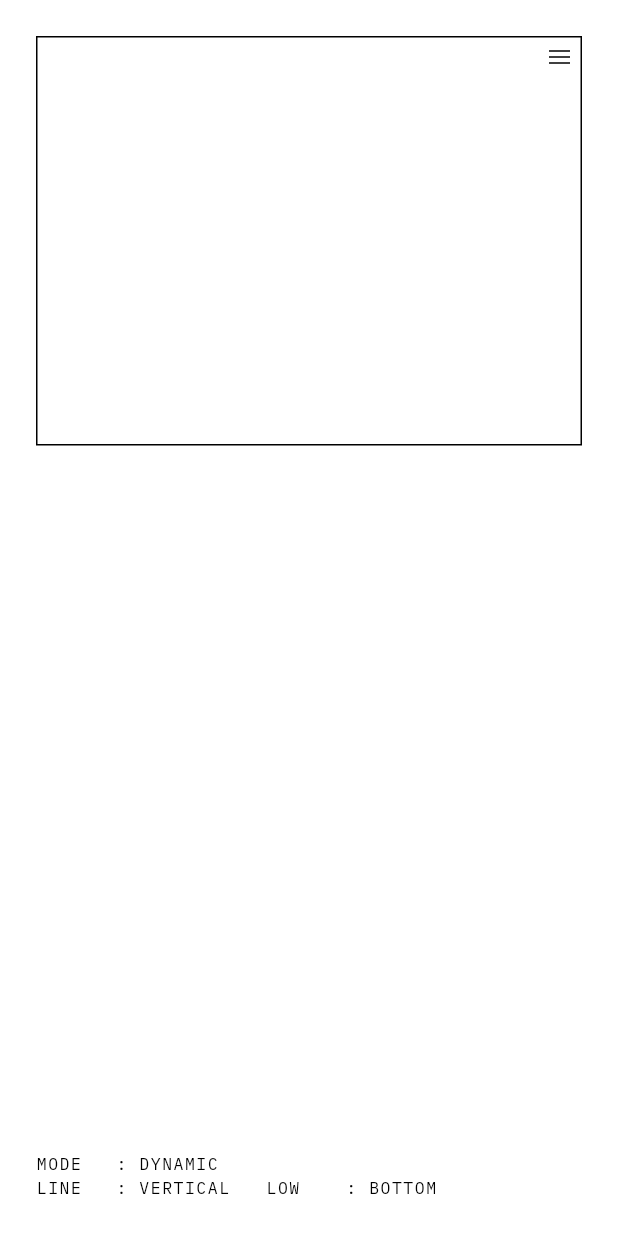
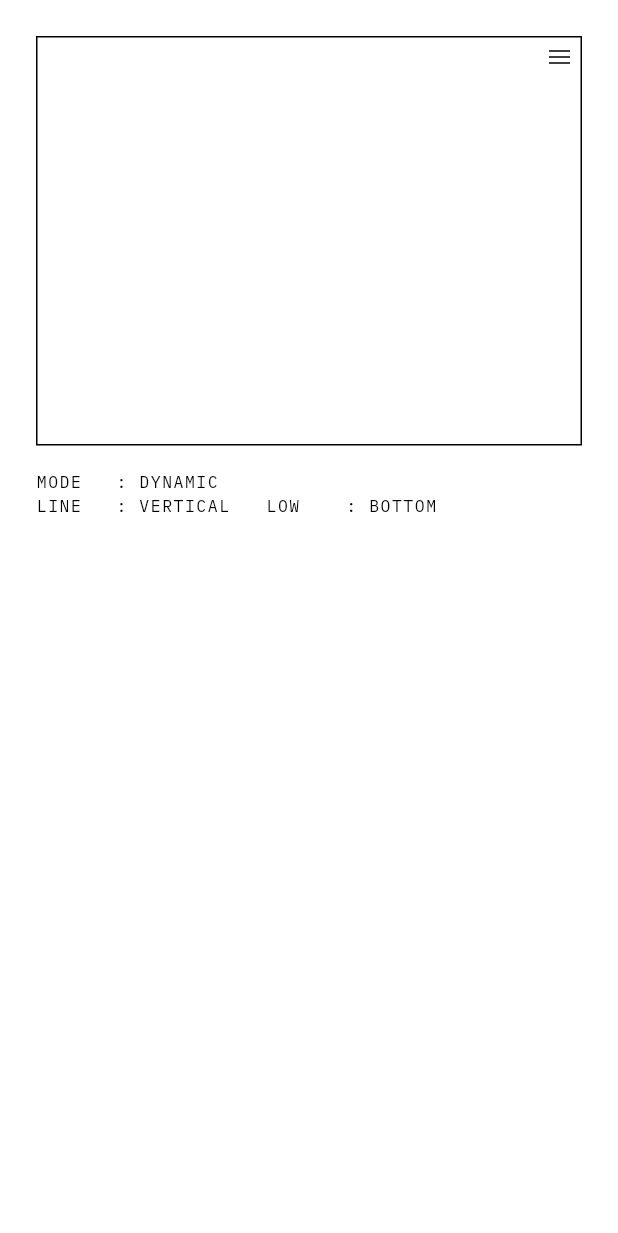
Before and after one commit to berlogabob/MotionDraw, a Flutter app: the screen it shows after launch, on a phone screen of 412 x 824 dp. Shown: the top 1233 px of the screen. Run offline on Flutter 3.47's test engine with Material 3 defaults, Android fonts, the phone set to English and light mode, and no system bars; our stand-ins replace camera, web; missing offline and left inert: camera_macos, dart:js_interop, flutter_soloud.

Commit message:
Caption sits directly under the frame on portrait screens
Co-Authored-By: Claude Fable 5.1 <noreply@anthropic.com>
Claude-Session: https://claude.ai/code/session_01SerDEdTD4axLDthjr77zCU

```diff
--- a/lib/canvas_screen.dart
+++ b/lib/canvas_screen.dart
@@ -126,7 +126,6 @@ class _CanvasScreenState extends State<CanvasScreen>
   final _lastIntensity = ValueNotifier<double>(0);
   ui.Image? _image;
   Geom? _geom;
-  double _frameLeft = 0; // caption lines up with the frame's left edge
   bool _settingsOpen = false;
   bool _busy = false;
   bool _decoding = false;
@@ -258,11 +257,6 @@ class _CanvasScreenState extends State<CanvasScreen>
           final dst = g == null
               ? Geom.fit(area, 4, 3)
               : Geom.fit(area, g.width, g.height);
-          if (dst.left != _frameLeft) {
-            // Layout-time value; the caption picks it up on the next build.
-            WidgetsBinding.instance.addPostFrameCallback(
-                (_) => mounted ? setState(() => _frameLeft = dst.left) : null);
-          }
           final picture = GestureDetector(
             behavior: HitTestBehavior.opaque,
             onPanUpdate: (d) {
@@ -289,8 +283,12 @@ class _CanvasScreenState extends State<CanvasScreen>
             ),
           );
           return Stack(
+            clipBehavior: Clip.none,
             children: [
               picture,
+              // Caption sits right under the frame, wherever the frame ends.
+              Positioned(
+                  left: dst.left, top: dst.bottom + 16, child: _caption()),
               if (_settingsOpen)
                 Positioned.fromRect(rect: dst, child: _settingsSheet()),
               // Hamburger: three ink lines, flush with the frame's top-right.
@@ -416,10 +414,9 @@ class _CanvasScreenState extends State<CanvasScreen>
                 crossAxisAlignment: CrossAxisAlignment.start,
                 children: [
                   Expanded(child: _canvas()),
-                  const SizedBox(height: 16),
-                  Padding(
-                      padding: EdgeInsets.only(left: _frameLeft),
-                      child: _caption()),
+                  // Room for the two caption lines when the frame is as tall
+                  // as the area (landscape screens).
+                  const SizedBox(height: 56),
                 ],
               ),
             ),
```
